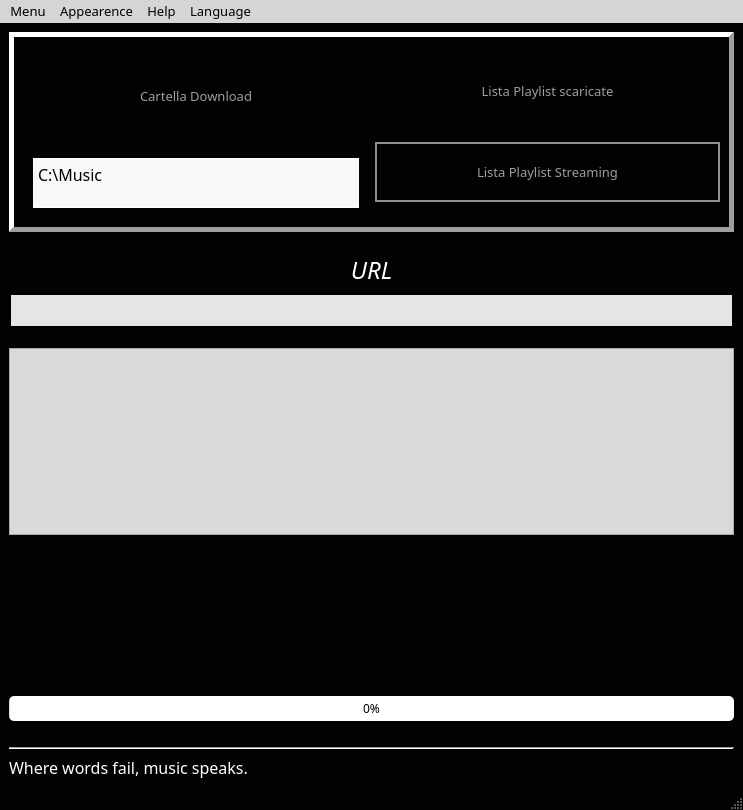
This is gui/gui_main-dev.ui in kekfic/mytunefy as Qt 5 draws it before an edit. The edited form follows.
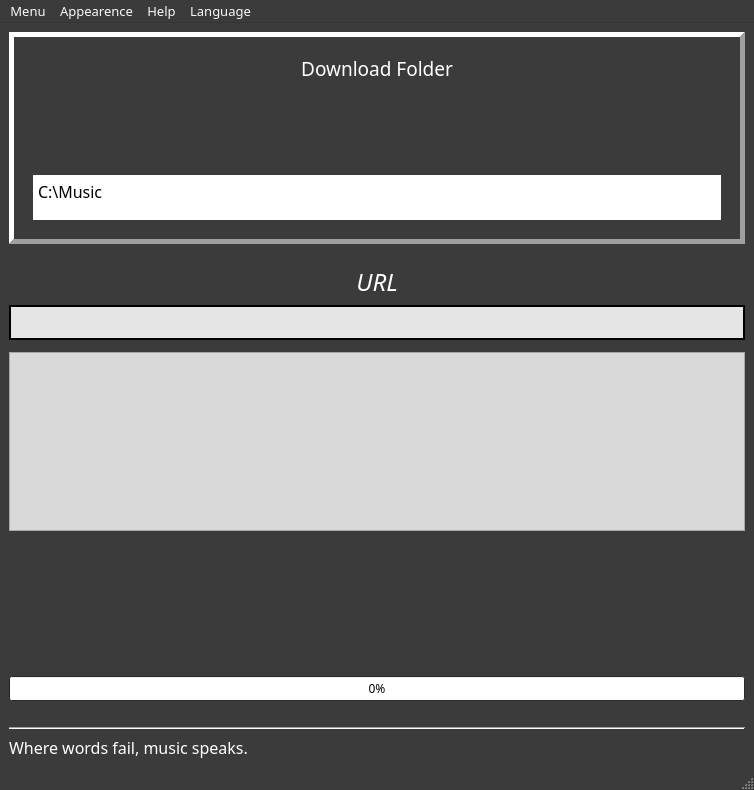
This is the edited form. Icons and pictures are not drawn.

Diff of the .ui file:
```diff
--- a/gui/gui_main-dev.ui
+++ b/gui/gui_main-dev.ui
@@ -6,8 +6,8 @@
    <rect>
     <x>0</x>
     <y>0</y>
-    <width>743</width>
-    <height>810</height>
+    <width>754</width>
+    <height>790</height>
    </rect>
   </property>
   <property name="maximumSize">
@@ -37,60 +37,33 @@
        </color>
       </brush>
      </colorrole>
-     <colorrole role="BrightText">
-      <brush brushstyle="SolidPattern">
-       <color alpha="255">
-        <red>254</red>
-        <green>254</green>
-        <blue>254</blue>
-       </color>
-      </brush>
-     </colorrole>
      <colorrole role="ButtonText">
       <brush brushstyle="SolidPattern">
        <color alpha="255">
-        <red>154</red>
-        <green>154</green>
-        <blue>154</blue>
+        <red>249</red>
+        <green>249</green>
+        <blue>249</blue>
        </color>
       </brush>
      </colorrole>
      <colorrole role="Base">
       <brush brushstyle="SolidPattern">
        <color alpha="255">
-        <red>248</red>
-        <green>248</green>
-        <blue>248</blue>
-       </color>
-      </brush>
-     </colorrole>
-     <colorrole role="Window">
-      <brush brushstyle="SolidPattern">
-       <color alpha="255">
-        <red>2</red>
-        <green>2</green>
-        <blue>2</blue>
-       </color>
-      </brush>
-     </colorrole>
-     <colorrole role="AlternateBase">
-      <brush brushstyle="SolidPattern">
-       <color alpha="255">
-        <red>218</red>
-        <green>218</green>
-        <blue>218</blue>
-       </color>
-      </brush>
-     </colorrole>
-     <colorrole role="NoRole">
-      <brush brushstyle="SolidPattern">
-       <color alpha="255">
         <red>255</red>
         <green>255</green>
         <blue>255</blue>
        </color>
       </brush>
      </colorrole>
+     <colorrole role="Window">
+      <brush brushstyle="SolidPattern">
+       <color alpha="255">
+        <red>59</red>
+        <green>59</green>
+        <blue>59</blue>
+       </color>
+      </brush>
+     </colorrole>
     </active>
     <inactive>
      <colorrole role="WindowText">
@@ -111,60 +84,33 @@
        </color>
       </brush>
      </colorrole>
-     <colorrole role="BrightText">
-      <brush brushstyle="SolidPattern">
-       <color alpha="255">
-        <red>254</red>
-        <green>254</green>
-        <blue>254</blue>
-       </color>
-      </brush>
-     </colorrole>
      <colorrole role="ButtonText">
       <brush brushstyle="SolidPattern">
        <color alpha="255">
-        <red>154</red>
-        <green>154</green>
-        <blue>154</blue>
+        <red>249</red>
+        <green>249</green>
+        <blue>249</blue>
        </color>
       </brush>
      </colorrole>
      <colorrole role="Base">
       <brush brushstyle="SolidPattern">
        <color alpha="255">
-        <red>248</red>
-        <green>248</green>
-        <blue>248</blue>
-       </color>
-      </brush>
-     </colorrole>
-     <colorrole role="Window">
-      <brush brushstyle="SolidPattern">
-       <color alpha="255">
-        <red>2</red>
-        <green>2</green>
-        <blue>2</blue>
-       </color>
-      </brush>
-     </colorrole>
-     <colorrole role="AlternateBase">
-      <brush brushstyle="SolidPattern">
-       <color alpha="255">
-        <red>218</red>
-        <green>218</green>
-        <blue>218</blue>
-       </color>
-      </brush>
-     </colorrole>
-     <colorrole role="NoRole">
-      <brush brushstyle="SolidPattern">
-       <color alpha="255">
         <red>255</red>
         <green>255</green>
         <blue>255</blue>
        </color>
       </brush>
      </colorrole>
+     <colorrole role="Window">
+      <brush brushstyle="SolidPattern">
+       <color alpha="255">
+        <red>59</red>
+        <green>59</green>
+        <blue>59</blue>
+       </color>
+      </brush>
+     </colorrole>
     </inactive>
     <disabled>
      <colorrole role="WindowText">
@@ -185,15 +131,6 @@
        </color>
       </brush>
      </colorrole>
-     <colorrole role="BrightText">
-      <brush brushstyle="SolidPattern">
-       <color alpha="255">
-        <red>254</red>
-        <green>254</green>
-        <blue>254</blue>
-       </color>
-      </brush>
-     </colorrole>
      <colorrole role="ButtonText">
       <brush brushstyle="SolidPattern">
        <color alpha="255">
@@ -206,36 +143,18 @@
      <colorrole role="Base">
       <brush brushstyle="SolidPattern">
        <color alpha="255">
-        <red>2</red>
-        <green>2</green>
-        <blue>2</blue>
+        <red>59</red>
+        <green>59</green>
+        <blue>59</blue>
        </color>
       </brush>
      </colorrole>
      <colorrole role="Window">
       <brush brushstyle="SolidPattern">
        <color alpha="255">
-        <red>2</red>
-        <green>2</green>
-        <blue>2</blue>
-       </color>
-      </brush>
-     </colorrole>
-     <colorrole role="AlternateBase">
-      <brush brushstyle="SolidPattern">
-       <color alpha="255">
-        <red>218</red>
-        <green>218</green>
-        <blue>218</blue>
-       </color>
-      </brush>
-     </colorrole>
-     <colorrole role="NoRole">
-      <brush brushstyle="SolidPattern">
-       <color alpha="255">
-        <red>255</red>
-        <green>255</green>
-        <blue>255</blue>
+        <red>59</red>
+        <green>59</green>
+        <blue>59</blue>
        </color>
       </brush>
      </colorrole>
@@ -255,21 +174,6 @@
    <iconset resource="icons.qrc">
     <normaloff>:/spotify/resources/icons/cuffie.png</normaloff>:/spotify/resources/icons/cuffie.png</iconset>
   </property>
-  <property name="autoFillBackground">
-   <bool>false</bool>
-  </property>
-  <property name="toolButtonStyle">
-   <enum>Qt::ToolButtonIconOnly</enum>
-  </property>
-  <property name="documentMode">
-   <bool>false</bool>
-  </property>
-  <property name="dockNestingEnabled">
-   <bool>false</bool>
-  </property>
-  <property name="unifiedTitleAndToolBarOnMac">
-   <bool>false</bool>
-  </property>
   <widget class="QWidget" name="centralwidget">
    <layout class="QVBoxLayout" name="verticalLayout_3">
     <item>
@@ -307,6 +211,30 @@
          <property name="bottomMargin">
           <number>10</number>
          </property>
+         <item>
+          <widget class="QLabel" name="label_DownloadFolder">
+           <property name="minimumSize">
+            <size>
+             <width>0</width>
+             <height>25</height>
+            </size>
+           </property>
+           <property name="font">
+            <font>
+             <pointsize>14</pointsize>
+            </font>
+           </property>
+           <property name="frameShape">
+            <enum>QFrame::NoFrame</enum>
+           </property>
+           <property name="text">
+            <string>Download Folder</string>
+           </property>
+           <property name="alignment">
+            <set>Qt::AlignCenter</set>
+           </property>
+          </widget>
+         </item>
          <item>
           <spacer name="verticalSpacer_7">
            <property name="orientation">
@@ -333,7 +261,7 @@
            </property>
            <property name="minimumSize">
             <size>
-             <width>204</width>
+             <width>0</width>
              <height>60</height>
             </size>
            </property>
@@ -343,37 +271,15 @@
             </font>
            </property>
            <property name="styleSheet">
-            <string notr="true">QPushButton {
-  
-	border: 2px solid #8f8f91;
-    background-color: qlineargradient(x1: 0, y1: 0, x2: 0, y2: 1,
-                                      stop: 0 #000000, stop: 1 #535353);
-	color: rgba(200, 200, 200, 200);
-	image-position:left;
-	
-	image: url(:/spotify/resources/icons/folder.png);
-    min-width: 200px;
-}
-
-QPushButton:pressed {
-    background-color: qlineargradient(x1: 0, y1: 0, x2: 0, y2: 1,
-                                      stop: 0 #dadbde, stop: 1 #f6f7fa);
-}
-
-QPushButton:flat {
-    border: navy; /* no border for a flat push button */
-}
-
-QPushButton:hover{
-	color: white;
-	image-position: left;
-	
-	image: url(:/spotify/resources/icons/folder.png);
-	}
-</string>
+            <string notr="true">background-color: rgb(253, 253, 253);
+color: rgb(255, 255, 255);</string>
            </property>
            <property name="text">
-            <string>Cartella Download</string>
+            <string/>
+           </property>
+           <property name="icon">
+            <iconset resource="icons.qrc">
+             <normaloff>:/spotify/resources/icons/folder.png</normaloff>:/spotify/resources/icons/folder.png</iconset>
            </property>
            <property name="iconSize">
             <size>
@@ -446,107 +352,6 @@
          </item>
         </layout>
        </item>
-       <item>
-        <layout class="QVBoxLayout" name="verticalLayout">
-         <item>
-          <widget class="QPushButton" name="pushButton_2">
-           <property name="minimumSize">
-            <size>
-             <width>202</width>
-             <height>60</height>
-            </size>
-           </property>
-           <property name="font">
-            <font>
-             <pointsize>10</pointsize>
-            </font>
-           </property>
-           <property name="styleSheet">
-            <string notr="true">QPushButton {
-  
-	color: rgba(200, 200, 200, 200);
-	image-position:left;
-	
-	
-	image: url(:/spotify/resources/icons/playlist-azul-green.png);
-    min-width: 200px;
-}
-
-QPushButton:pressed {
-    background-color: qlineargradient(x1: 0, y1: 0, x2: 0, y2: 1,
-                                      stop: 0 #dadbde, stop: 1 #f6f7fa);
-}
-
-QPushButton:flat {
-    border: none; /* no border for a flat push button */
-}
-
-QPushButton:hover{
-	color: white;
-	image-position: left;
-	
-	image: url(:/spotify/resources/icons/playlist-azul-light.png);
-	}
-</string>
-           </property>
-           <property name="text">
-            <string>Lista Playlist scaricate</string>
-           </property>
-           <property name="flat">
-            <bool>true</bool>
-           </property>
-          </widget>
-         </item>
-         <item>
-          <widget class="QPushButton" name="pushButton_3">
-           <property name="minimumSize">
-            <size>
-             <width>204</width>
-             <height>60</height>
-            </size>
-           </property>
-           <property name="font">
-            <font>
-             <pointsize>10</pointsize>
-            </font>
-           </property>
-           <property name="styleSheet">
-            <string notr="true">QPushButton {
-  
-	border: 2px solid #8f8f91;
-    background-color: qlineargradient(x1: 0, y1: 0, x2: 0, y2: 1,
-                                      stop: 0 #000000, stop: 1 #535353);
-	color: rgba(200, 200, 200, 200);
-	image-position:left;
-	
-	
-	image: url(:/spotify/resources/icons/playlist-dark-green.png);
-    min-width: 200px;
-}
-
-QPushButton:pressed {
-    background-color: qlineargradient(x1: 0, y1: 0, x2: 0, y2: 1,
-                                      stop: 0 #dadbde, stop: 1 #f6f7fa);
-}
-
-QPushButton:flat {
-    border: navy; /* no border for a flat push button */
-}
-
-QPushButton:hover{
-	color: white;
-	image-position: left;
-	
-	}
-</string>
-           </property>
-           <property name="text">
-            <string>Lista Playlist Streaming</string>
-           </property>
-          </widget>
-         </item>
-        </layout>
-       </item>
       </layout>
      </widget>
     </item>
@@ -904,10 +709,7 @@
        <string>Doppio click sulla voce selezionata per rimuoverla dalla lista</string>
       </property>
       <property name="styleSheet">
-       <string notr="true">QListWidget{
-background-color: rgb(217, 217, 217);
-}
-</string>
+       <string notr="true">background-color: rgb(217, 217, 217);</string>
       </property>
       <property name="alternatingRowColors">
        <bool>true</bool>
@@ -920,141 +722,6 @@
       </property>
      </widget>
     </item>
-    <item>
-     <layout class="QHBoxLayout" name="horizontalLayout_3">
-      <item>
-       <widget class="QPushButton" name="StartPushButton">
-        <property name="minimumSize">
-         <size>
-          <width>200</width>
-          <height>100</height>
-         </size>
-        </property>
-        <property name="maximumSize">
-         <size>
-          <width>1500</width>
-          <height>16777215</height>
-         </size>
-        </property>
-        <property name="font">
-         <font>
-          <pointsize>15</pointsize>
-         </font>
-        </property>
-        <property name="toolTip">
-         <string>download</string>
-        </property>
-        <property name="statusTip">
-         <string>Press for download</string>
-        </property>
-        <property name="layoutDirection">
-         <enum>Qt::LeftToRight</enum>
-        </property>
-        <property name="styleSheet">
-         <string notr="true">QPushButton {
-  
-    border-radius: 20px;
-    background-color: qlineargradient(x1: 0, y1: 0, x2: 0, y2: 1,
-                                      stop: 0 #000000, stop: 1 #535353);
-	color: rgba(200, 200, 200, 200);
-	
-	image: url(:/spotify/resources/icons/down_music_dark_grey.png);
-    min-width: 200px;
-}
-
-QPushButton:pressed {
-    background-color: qlineargradient(x1: 0, y1: 0, x2: 0, y2: 1,
-                                      stop: 0 #dadbde, stop: 1 #f6f7fa);
-}
-
-QPushButton:flat {
-    border: none; /* no border for a flat push button */
-}
-
-QPushButton:hover{
-	color: white;
-	
-	image: url(:/spotify/resources/icons/down_music_light_grey.png);
-	}
-</string>
-        </property>
-        <property name="text">
-         <string/>
-        </property>
-        <property name="iconSize">
-         <size>
-          <width>80</width>
-          <height>80</height>
-         </size>
-        </property>
-        <property name="autoRepeat">
-         <bool>true</bool>
-        </property>
-        <property name="flat">
-         <bool>true</bool>
-        </property>
-       </widget>
-      </item>
-      <item>
-       <widget class="QPushButton" name="pushButton">
-        <property name="minimumSize">
-         <size>
-          <width>200</width>
-          <height>100</height>
-         </size>
-        </property>
-        <property name="statusTip">
-         <string>Premere per accedere al Player</string>
-        </property>
-        <property name="styleSheet">
-         <string notr="true">QPushButton {
-  
-    border-radius: 20px;
-    background-color: qlineargradient(x1: 0, y1: 0, x2: 0, y2: 1,
-                                      stop: 0 #000000, stop: 1 #535353);
-	color: rgba(200, 200, 200, 200);
-	image: url(:/spotify/resources/icons/stream_grey.png);
-    min-width: 200px;
-}
-
-QPushButton:pressed {
-    background-color: qlineargradient(x1: 0, y1: 0, x2: 0, y2: 1,
-                                      stop: 0 #dadbde, stop: 1 #f6f7fa);
-}
-
-QPushButton:flat {
-    border: none; /* no border for a flat push button */
-}
-
-QPushButton:hover{
-	color: white;
-	image: url(:/spotify/resources/icons/stream_light-grey.png);
-	}
-</string>
-        </property>
-        <property name="text">
-         <string/>
-        </property>
-        <property name="icon">
-         <iconset>
-          <normaloff>:/spotify/resources/icons/stream_icon.png</normaloff>:/spotify/resources/icons/stream_icon.png</iconset>
-        </property>
-        <property name="iconSize">
-         <size>
-          <width>80</width>
-          <height>80</height>
-         </size>
-        </property>
-        <property name="checkable">
-         <bool>true</bool>
-        </property>
-        <property name="flat">
-         <bool>true</bool>
-        </property>
-       </widget>
-      </item>
-     </layout>
-    </item>
     <item>
      <spacer name="verticalSpacer_4">
       <property name="orientation">
@@ -1068,6 +735,61 @@
       </property>
      </spacer>
     </item>
+    <item>
+     <widget class="QPushButton" name="StartPushButton">
+      <property name="minimumSize">
+       <size>
+        <width>0</width>
+        <height>100</height>
+       </size>
+      </property>
+      <property name="maximumSize">
+       <size>
+        <width>1500</width>
+        <height>16777215</height>
+       </size>
+      </property>
+      <property name="font">
+       <font>
+        <pointsize>15</pointsize>
+       </font>
+      </property>
+      <property name="toolTip">
+       <string>download</string>
+      </property>
+      <property name="statusTip">
+       <string>Press for download</string>
+      </property>
+      <property name="layoutDirection">
+       <enum>Qt::LeftToRight</enum>
+      </property>
+      <property name="styleSheet">
+       <string notr="true">background-color: rgb(76, 76, 76);
+color: rgb(255, 255, 255);
+
+</string>
+      </property>
+      <property name="text">
+       <string/>
+      </property>
+      <property name="icon">
+       <iconset resource="icons.qrc">
+        <normaloff>:/spotify/resources/icons/down_music_red.png</normaloff>:/spotify/resources/icons/down_music_red.png</iconset>
+      </property>
+      <property name="iconSize">
+       <size>
+        <width>80</width>
+        <height>80</height>
+       </size>
+      </property>
+      <property name="autoRepeat">
+       <bool>true</bool>
+      </property>
+      <property name="flat">
+       <bool>true</bool>
+      </property>
+     </widget>
+    </item>
     <item>
      <spacer name="verticalSpacer_2">
       <property name="orientation">
@@ -1086,9 +808,6 @@
       <property name="enabled">
        <bool>true</bool>
       </property>
-      <property name="styleSheet">
-       <string notr="true"> border-radius: 5px;</string>
-      </property>
       <property name="value">
        <number>0</number>
       </property>
@@ -1197,7 +916,7 @@
     <rect>
      <x>0</x>
      <y>0</y>
-     <width>743</width>
+     <width>754</width>
      <height>29</height>
     </rect>
    </property>
@@ -1212,12 +931,6 @@
      <pointsize>10</pointsize>
     </font>
    </property>
-   <property name="autoFillBackground">
-    <bool>false</bool>
-   </property>
-   <property name="styleSheet">
-    <string notr="true">background-color: rgb(213, 213, 213);</string>
-   </property>
    <widget class="QMenu" name="menuMenu">
     <property name="title">
      <string>Menu</string>
```
Left out of the diff: 6 changed lines with no effect on the pictures.
